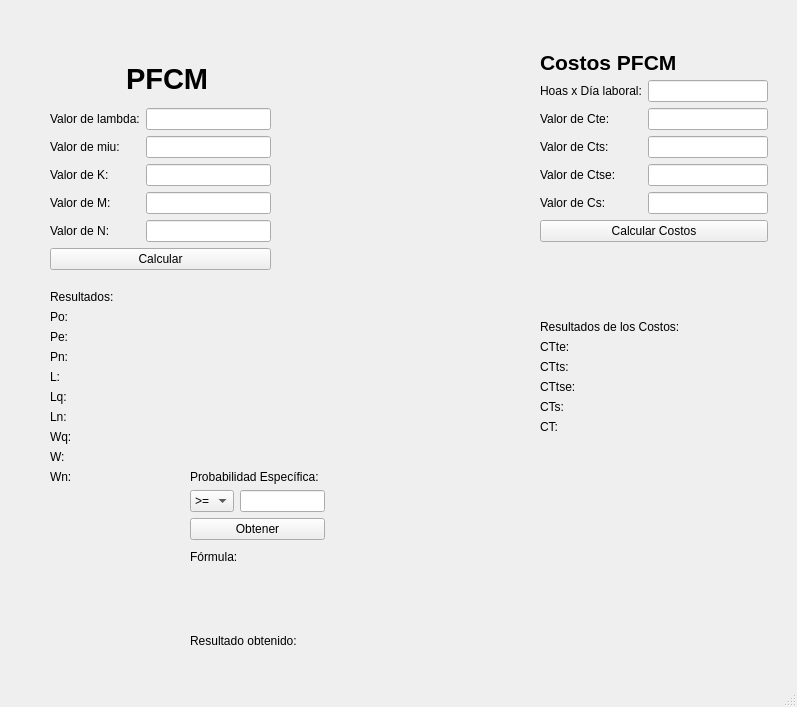
Above: PFCM/mainwindow.ui from DJFiBePRO/teoria-de-colas before the change. Below: the same form after it.
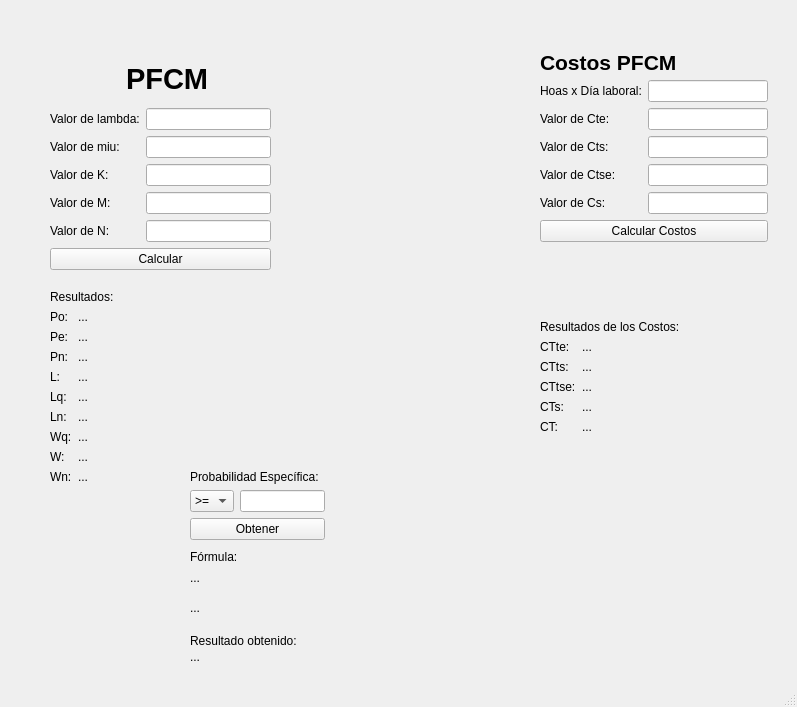
That is the form after the change.

The edit to the form file:
```diff
--- a/PFCM/mainwindow.ui
+++ b/PFCM/mainwindow.ui
@@ -692,7 +692,7 @@
      <item row="1" column="1">
       <widget class="QLabel" name="RespuestaPo">
        <property name="text">
-        <string/>
+        <string>...</string>
        </property>
       </widget>
      </item>
@@ -706,7 +706,7 @@
      <item row="3" column="1">
       <widget class="QLabel" name="RespuestaPn">
        <property name="text">
-        <string/>
+        <string>...</string>
        </property>
       </widget>
      </item>
@@ -720,7 +720,7 @@
      <item row="4" column="1">
       <widget class="QLabel" name="RespuestaL">
        <property name="text">
-        <string/>
+        <string>...</string>
        </property>
       </widget>
      </item>
@@ -734,7 +734,7 @@
      <item row="5" column="1">
       <widget class="QLabel" name="RespuestaLq">
        <property name="text">
-        <string/>
+        <string>...</string>
        </property>
       </widget>
      </item>
@@ -748,7 +748,7 @@
      <item row="6" column="1">
       <widget class="QLabel" name="RespuestaLn">
        <property name="text">
-        <string/>
+        <string>...</string>
        </property>
       </widget>
      </item>
@@ -762,7 +762,7 @@
      <item row="9" column="1">
       <widget class="QLabel" name="RespuestaWn">
        <property name="text">
-        <string/>
+        <string>...</string>
        </property>
       </widget>
      </item>
@@ -776,7 +776,7 @@
      <item row="2" column="1">
       <widget class="QLabel" name="RespuestaPe">
        <property name="text">
-        <string/>
+        <string>...</string>
        </property>
       </widget>
      </item>
@@ -797,14 +797,14 @@
      <item row="8" column="1">
       <widget class="QLabel" name="RespuestaW">
        <property name="text">
-        <string/>
+        <string>...</string>
        </property>
       </widget>
      </item>
      <item row="7" column="1">
       <widget class="QLabel" name="RespuestaWq">
        <property name="text">
-        <string/>
+        <string>...</string>
        </property>
       </widget>
      </item>
@@ -837,7 +837,7 @@
      <item row="1" column="1">
       <widget class="QLabel" name="RespuestaCtte">
        <property name="text">
-        <string/>
+        <string>...</string>
        </property>
       </widget>
      </item>
@@ -851,7 +851,7 @@
      <item row="2" column="1">
       <widget class="QLabel" name="RespuestaCtts">
        <property name="text">
-        <string/>
+        <string>...</string>
        </property>
       </widget>
      </item>
@@ -865,7 +865,7 @@
      <item row="3" column="1">
       <widget class="QLabel" name="RespuestaCttse">
        <property name="text">
-        <string/>
+        <string>...</string>
        </property>
       </widget>
      </item>
@@ -879,14 +879,14 @@
      <item row="5" column="1">
       <widget class="QLabel" name="RespuestaCt">
        <property name="text">
-        <string/>
+        <string>...</string>
        </property>
       </widget>
      </item>
      <item row="4" column="1">
       <widget class="QLabel" name="RespuestaCts">
        <property name="text">
-        <string/>
+        <string>...</string>
        </property>
       </widget>
      </item>
@@ -935,7 +935,7 @@
      </rect>
     </property>
     <property name="text">
-     <string/>
+     <string>...</string>
     </property>
    </widget>
    <widget class="QLabel" name="RespuestaProbabilidad">
@@ -948,7 +948,7 @@
      </rect>
     </property>
     <property name="text">
-     <string/>
+     <string>...</string>
     </property>
    </widget>
    <widget class="QLabel" name="LblFormula">
@@ -961,7 +961,7 @@
      </rect>
     </property>
     <property name="text">
-     <string/>
+     <string>...</string>
     </property>
    </widget>
   </widget>
```
